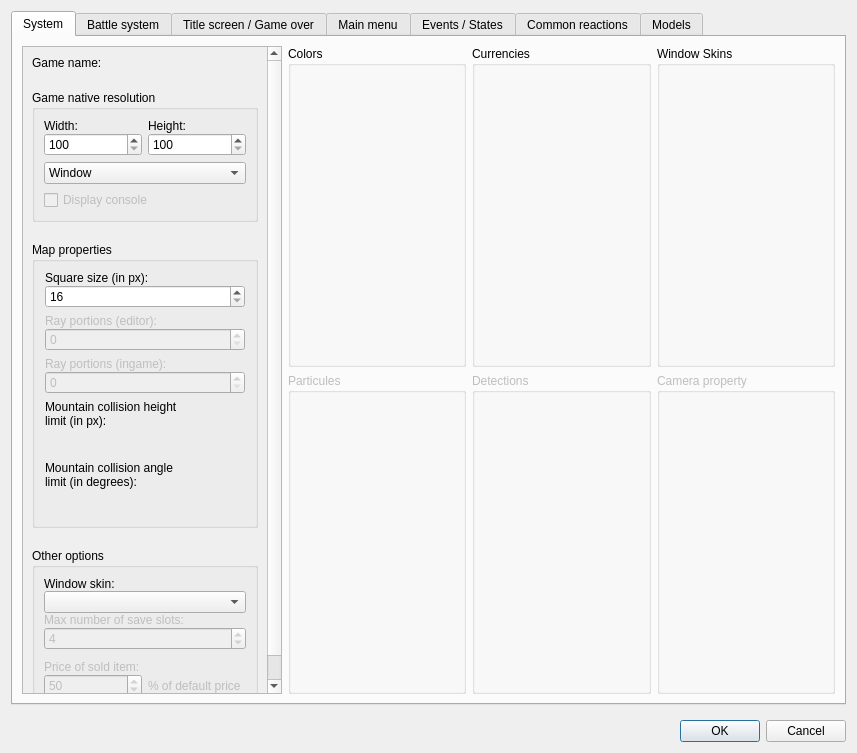
The window that Editor/Dialogs/dialogsystems.ui (RPG-Paper-Maker/RPG-Paper-Maker) describes before a commit, drawn with Qt 5.
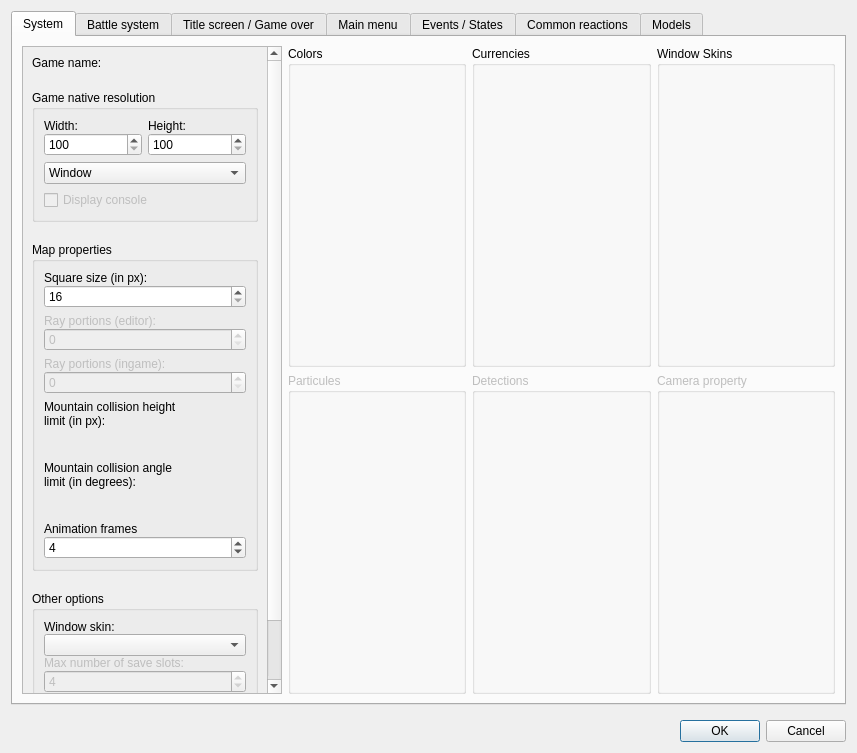
The same window after the commit. Custom widgets are drawn as their Qt base class.

Commit message: Choose number frames

Diff of the .ui file:
```diff
--- a/Editor/Dialogs/dialogsystems.ui
+++ b/Editor/Dialogs/dialogsystems.ui
@@ -64,9 +64,9 @@
               <property name="geometry">
                <rect>
                 <x>0</x>
-                <y>-101</y>
+                <y>-161</y>
                 <width>248</width>
-                <height>787</height>
+                <height>838</height>
                </rect>
               </property>
               <layout class="QGridLayout" name="gridLayout_13">
@@ -374,6 +374,36 @@
                         </item>
                        </layout>
                       </item>
+                      <item>
+                       <layout class="QVBoxLayout" name="verticalLayout_25" stretch="0,0">
+                        <property name="spacing">
+                         <number>0</number>
+                        </property>
+                        <item>
+                         <widget class="QLabel" name="label_23">
+                          <property name="text">
+                           <string>Animation frames</string>
+                          </property>
+                         </widget>
+                        </item>
+                        <item>
+                         <widget class="QSpinBox" name="spinBoxAnimationFrames">
+                          <property name="enabled">
+                           <bool>true</bool>
+                          </property>
+                          <property name="minimum">
+                           <number>1</number>
+                          </property>
+                          <property name="maximum">
+                           <number>99</number>
+                          </property>
+                          <property name="value">
+                           <number>4</number>
+                          </property>
+                         </widget>
+                        </item>
+                       </layout>
+                      </item>
                      </layout>
                     </item>
                    </layout>
@@ -1465,17 +1495,23 @@
   </layout>
  </widget>
  <customwidgets>
+  <customwidget>
+   <class>PanelSuperList</class>
+   <extends>QWidget</extends>
+   <header>panelsuperlist.h</header>
+   <container>1</container>
+  </customwidget>
+  <customwidget>
+   <class>WidgetPicture</class>
+   <extends>QWidget</extends>
+   <header>widgetpicture.h</header>
+   <container>1</container>
+  </customwidget>
   <customwidget>
    <class>WidgetSuperTree</class>
    <extends>QTreeView</extends>
    <header>widgetsupertree.h</header>
   </customwidget>
-  <customwidget>
-   <class>PanelSuperList</class>
-   <extends>QWidget</extends>
-   <header>panelsuperlist.h</header>
-   <container>1</container>
-  </customwidget>
   <customwidget>
    <class>PanelObject</class>
    <extends>QWidget</extends>
@@ -1506,12 +1542,6 @@
    <header>panelprimitivevalue.h</header>
    <container>1</container>
   </customwidget>
-  <customwidget>
-   <class>WidgetPicture</class>
-   <extends>QWidget</extends>
-   <header>widgetpicture.h</header>
-   <container>1</container>
-  </customwidget>
  </customwidgets>
  <resources/>
  <connections>
```
The commit also changes 6 other files.
